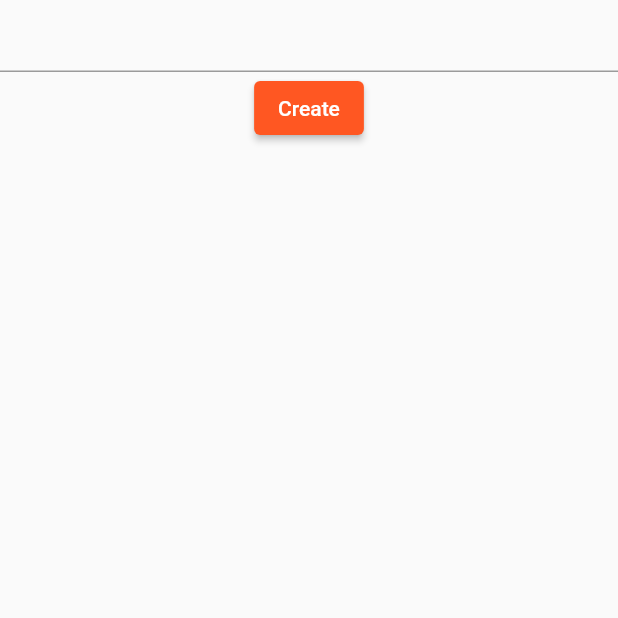
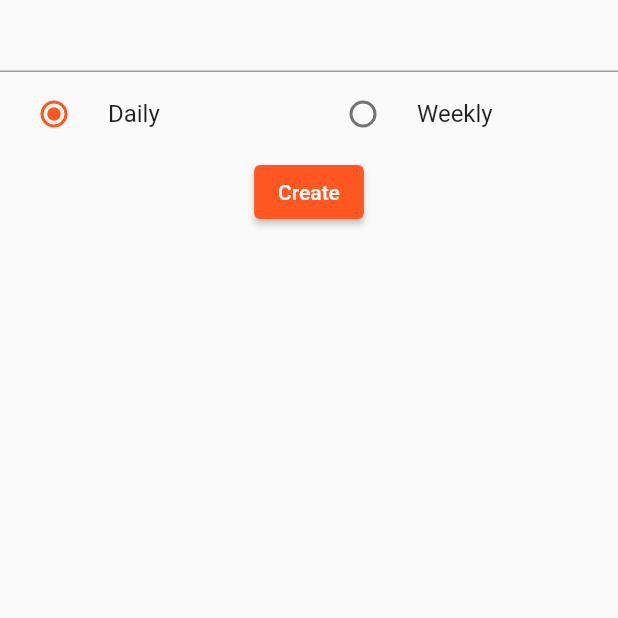
Before and after one commit to florbedo/dongbaek, a Flutter app: the AddSchedulePage screen opened by its route, on a phone screen of 412 x 824 dp, the top half of it. Run offline on Flutter 3.47's test engine with Material 2 defaults, Android fonts, the phone set to English and light mode, and no system bars; our stand-ins replace flutter_bloc.

Commit message:
Add CycleUnitType radio select for add schedule page

```diff
--- a/lib/add_schedule_page.dart
+++ b/lib/add_schedule_page.dart
@@ -15,6 +15,7 @@ class _AddSchedulePageState extends State<AddSchedulePage> {
   final GlobalKey<FormState> _addScheduleFormKey = GlobalKey<FormState>();
 
   String _title = "";
+  CycleUnitType _cycleUnitType = CycleUnitType.daily;
 
   @override
   Widget build(BuildContext context) {
@@ -27,6 +28,32 @@ class _AddSchedulePageState extends State<AddSchedulePage> {
               children: <Widget>[
                 TextFormField(
                   onSaved: (newValue) => _title = newValue ?? "",
+                ),
+                Row(
+                  children: [
+                    Expanded(
+                      child: RadioListTile(
+                          value: CycleUnitType.daily,
+                          title: const Text("Daily"),
+                          groupValue: _cycleUnitType,
+                          onChanged: (CycleUnitType? val) {
+                            setState(() {
+                              _cycleUnitType = val ?? CycleUnitType.daily;
+                            });
+                          }),
+                    ),
+                    Expanded(
+                      child: RadioListTile(
+                          value: CycleUnitType.weekly,
+                          title: const Text("Weekly"),
+                          groupValue: _cycleUnitType,
+                          onChanged: (CycleUnitType? val) {
+                            setState(() {
+                              _cycleUnitType = val ?? CycleUnitType.weekly;
+                            });
+                          }),
+                    ),
+                  ],
                 ),
                 ElevatedButton(
                   onPressed: () {
@@ -44,3 +71,8 @@ class _AddSchedulePageState extends State<AddSchedulePage> {
     );
   }
 }
+
+enum CycleUnitType {
+  daily,
+  weekly,
+}
```
